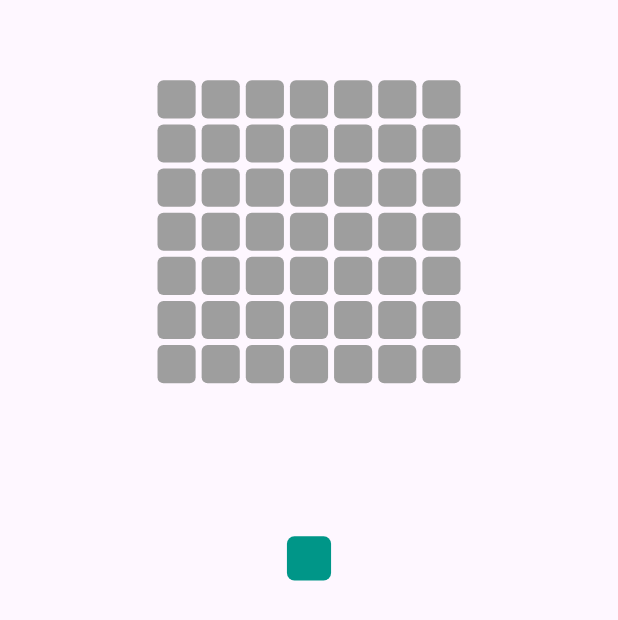
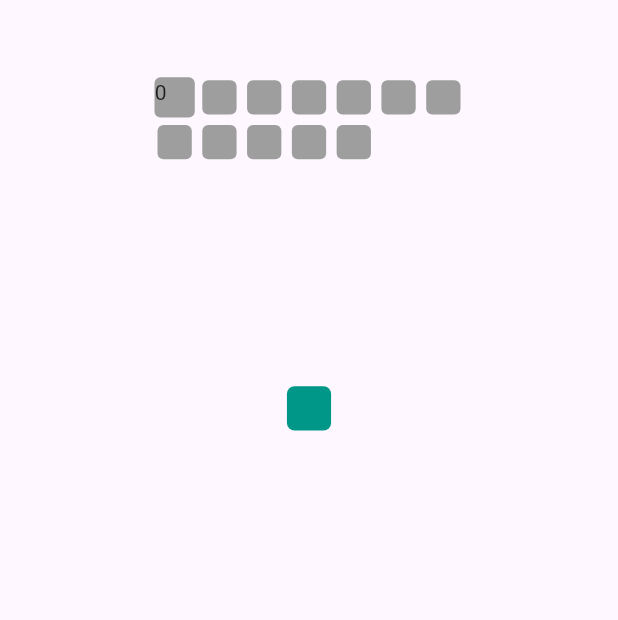
Before and after one commit to ljeanette15/genius_square, a Flutter app: the screen it shows after launch, on a phone screen of 412 x 824 dp. Shown: the top 620 px of the screen. Run offline on Flutter 3.47's test engine with Material 3 defaults, Android fonts, the phone set to English and light mode, and no system bars.

Commit message:
Testing DragTarget in Grid

```diff
--- a/lib/main.dart
+++ b/lib/main.dart
@@ -58,6 +58,7 @@ class _MyHomePageState extends State<HomePage> {
     double wd = MediaQuery.of(context).size.width;
     double ht = MediaQuery.of(context).size.height;
     double gridDim = min(wd, ht) / 2;
+    int acceptedData = 0;
 
     return Scaffold(
       body: Center(
@@ -70,36 +71,122 @@ class _MyHomePageState extends State<HomePage> {
               height: gridDim / 4
             ),
 
-            // Box to hold the grid
+            // Box to hold the grid - maybe place inside of a stack? IDK
             SizedBox(
               width: gridDim,
               height: gridDim,
 
               // The grid itself
-              child: GridView.builder(
-                gridDelegate: const SliverGridDelegateWithFixedCrossAxisCount(
-                  crossAxisCount: 7,
-                ),
-
-                itemBuilder: (context, index) {
-                  return Container(
+              child: GridView.count(
+                primary:false,
+                crossAxisSpacing: 3,
+                mainAxisSpacing: 3,
+                crossAxisCount: 7,
+                children: <Widget> [
+                  DragTarget<int>(
+                    builder: (
+                      BuildContext context,
+                      List<dynamic> accepted,
+                      List<dynamic> rejected,
+                    ) {
+                      return Container(
+                        decoration: BoxDecoration(
+                          color: Colors.grey,
+                          borderRadius: BorderRadius.circular(4),
+                        ),
+                        child: Text('$acceptedData'),
+                      );
+                    },
+                    onAccept: (int data) {
+                      setState(() {
+                        acceptedData += data;
+                      });
+                    },
+                  ),
+                  Container(
                     margin: const EdgeInsets.all(2),
                     decoration: BoxDecoration(
                       color: Colors.grey,
                       borderRadius: BorderRadius.circular(4),
                     ),
-                  );
-                },
-
-                // Number of items in the grid
-                itemCount: 7 * 7,
-
+                  ),
+                  Container(
+                    margin: const EdgeInsets.all(2),
+                    decoration: BoxDecoration(
+                      color: Colors.grey,
+                      borderRadius: BorderRadius.circular(4),
+                    ),
+                  ),
+                  Container(
+                    margin: const EdgeInsets.all(2),
+                    decoration: BoxDecoration(
+                      color: Colors.grey,
+                      borderRadius: BorderRadius.circular(4),
+                    ),
+                  ),
+                  Container(
+                    margin: const EdgeInsets.all(2),
+                    decoration: BoxDecoration(
+                      color: Colors.grey,
+                      borderRadius: BorderRadius.circular(4),
+                    ),
+                  ),
+                  Container(
+                    margin: const EdgeInsets.all(2),
+                    decoration: BoxDecoration(
+                      color: Colors.grey,
+                      borderRadius: BorderRadius.circular(4),
+                    ),
+                  ),
+                  Container(
+                    margin: const EdgeInsets.all(2),
+                    decoration: BoxDecoration(
+                      color: Colors.grey,
+                      borderRadius: BorderRadius.circular(4),
+                    ),
+                  ),
+                  Container(
+                    margin: const EdgeInsets.all(2),
+                    decoration: BoxDecoration(
+                      color: Colors.grey,
+                      borderRadius: BorderRadius.circular(4),
+                    ),
+                  ),
+                  Container(
+                    margin: const EdgeInsets.all(2),
+                    decoration: BoxDecoration(
+                      color: Colors.grey,
+                      borderRadius: BorderRadius.circular(4),
+                    ),
+                  ),
+                  Container(
+                    margin: const EdgeInsets.all(2),
+                    decoration: BoxDecoration(
+                      color: Colors.grey,
+                      borderRadius: BorderRadius.circular(4),
+                    ),
+                  ),
+                  Container(
+                    margin: const EdgeInsets.all(2),
+                    decoration: BoxDecoration(
+                      color: Colors.grey,
+                      borderRadius: BorderRadius.circular(4),
+                    ),
+                  ),
+                  Container(
+                    margin: const EdgeInsets.all(2),
+                    decoration: BoxDecoration(
+                      color: Colors.grey,
+                      borderRadius: BorderRadius.circular(4),
+                    ),
+                  ),
+                ]
               ),
             ),
 
             // The square that will be dragged
-            const SizedBox(height: 100),
-            Draggable(
+            Draggable<int>(
+              data: 10,
               feedback: RoundBox(itemColor: Colors.teal.withOpacity(0.2), width: gridDim / 7,),
               child: RoundBox(itemColor: Colors.teal, width: gridDim / 7,)
             ),
```
